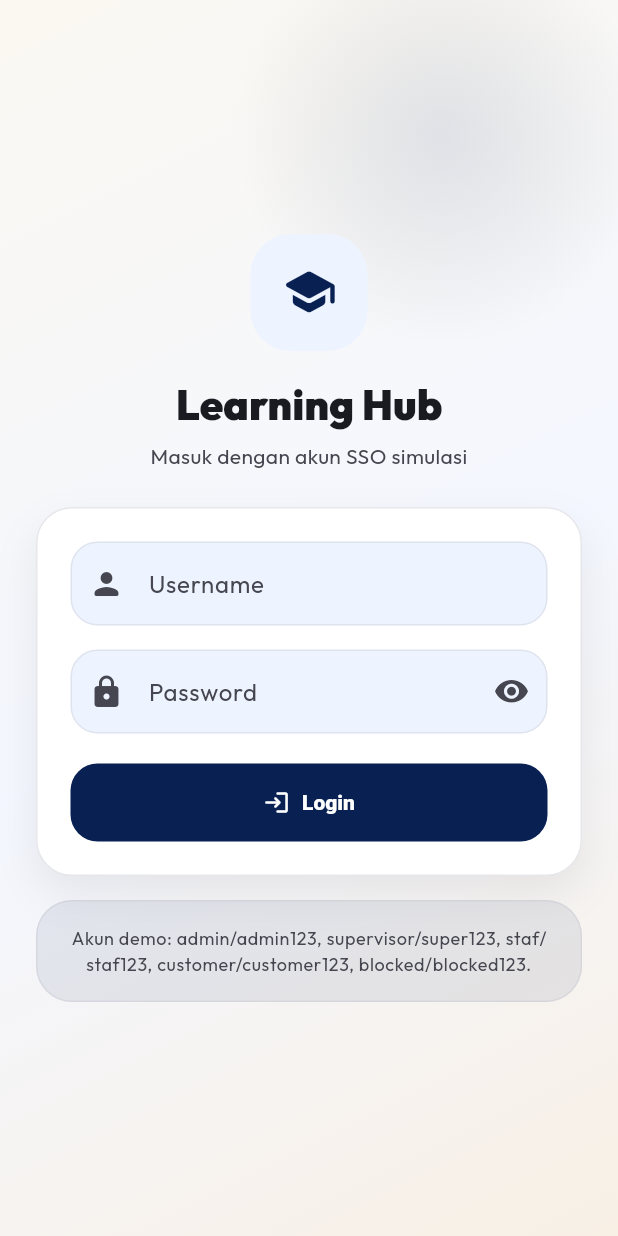
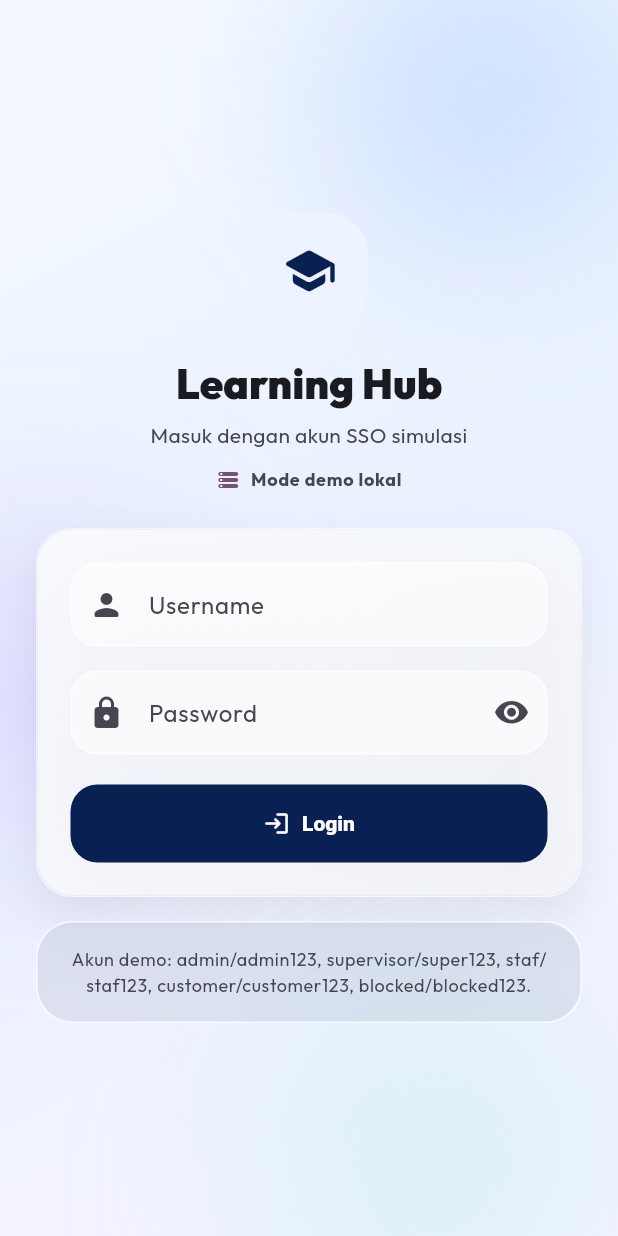
Before and after one commit to Mordddd/ProjectApp, a Flutter app: the screen it shows after launch, on a phone screen of 412 x 824 dp. Run offline on Flutter 3.47's test engine with Material 3 defaults, Android fonts, the phone set to English and light mode, and no system bars; our stand-ins replace drift, drift_flutter, fl_chart, google_fonts, image_picker, shared_preferences and 2 more; accounts and stored records are empty; generated files the repository leaves out were written again.

Commit message:
Adding glass ui

```diff
--- a/lib/main.dart
+++ b/lib/main.dart
@@ -34,6 +34,9 @@ class _MyAppState extends State<MyApp> {
           theme: AppTheme.light(),
           darkTheme: AppTheme.dark(),
           themeMode: themeMode,
+          builder: (context, child) {
+            return AppBackdrop(child: child ?? const SizedBox.shrink());
+          },
           home: const AuthGate(),
         );
       },
--- a/lib/pages/bilangan_page.dart
+++ b/lib/pages/bilangan_page.dart
@@ -203,11 +203,11 @@ class _BilanganPageState extends State<BilanganPage>
     final colors = Theme.of(context).colorScheme;
 
     return Scaffold(
-      backgroundColor: colors.surface,
+      backgroundColor: Colors.transparent,
 
       appBar: AppBar(
         title: const Text("Bilangan Lanjutan"),
-        backgroundColor: colors.surface,
+        backgroundColor: Colors.transparent,
         foregroundColor: colors.onSurface,
       ),
 
--- a/lib/pages/calculator_page.dart
+++ b/lib/pages/calculator_page.dart
@@ -243,7 +243,7 @@ class _CalculatorPageState extends State<CalculatorPage> {
     final colors = Theme.of(context).colorScheme;
 
     return Scaffold(
-      backgroundColor: colors.surface,
+      backgroundColor: Colors.transparent,
       appBar: AppBar(
         title: const Text('Kalkulator'),
         backgroundColor: Colors.transparent,
--- a/lib/pages/create_account_page.dart
+++ b/lib/pages/create_account_page.dart
@@ -104,10 +104,8 @@ class _CreateAccountPageState extends State<CreateAccountPage> {
       );
     }
 
-    final colors = Theme.of(context).colorScheme;
-
     return Scaffold(
-      backgroundColor: colors.surface,
+      backgroundColor: Colors.transparent,
       appBar: AppBar(title: const Text('Create Account')),
       body: ListView(
         physics: const BouncingScrollPhysics(),
--- a/lib/pages/discount_page.dart
+++ b/lib/pages/discount_page.dart
@@ -79,7 +79,7 @@ Harga Akhir: ${formatRupiah.format(finalPrice)}
     final colors = Theme.of(context).colorScheme;
 
     return Scaffold(
-      backgroundColor: colors.surface,
+      backgroundColor: Colors.transparent,
       appBar: AppBar(title: const Text('Kalkulator Diskon')),
       body: SingleChildScrollView(
         physics: const BouncingScrollPhysics(),
--- a/lib/pages/login_page.dart
+++ b/lib/pages/login_page.dart
@@ -1,5 +1,6 @@
 import 'package:flutter/material.dart';
 
+import '../config/supabase_config.dart';
 import '../models/app_user.dart';
 import '../services/auth_service.dart';
 import '../widgets/app_components.dart';
@@ -61,7 +62,7 @@ class _LoginPageState extends State<LoginPage> {
     final colors = theme.colorScheme;
 
     return Scaffold(
-      backgroundColor: colors.surface,
+      backgroundColor: Colors.transparent,
       body: AppBackdrop(
         child: SafeArea(
           child: Center(
@@ -100,6 +101,13 @@ class _LoginPageState extends State<LoginPage> {
                       style: theme.textTheme.bodyMedium?.copyWith(
                         color: colors.onSurfaceVariant,
                       ),
+                    ),
+                    const SizedBox(height: 12),
+                    _ConnectionStatus(
+                      connected: AuthService.usesSupabase,
+                      label: AuthService.usesSupabase
+                          ? 'Supabase aktif · ${SupabaseConfig.projectHost}'
+                          : 'Mode demo lokal',
                     ),
                     const SizedBox(height: 24),
                     CustomCard(
@@ -218,6 +226,45 @@ class _LoginPageState extends State<LoginPage> {
   }
 }
 
+class _ConnectionStatus extends StatelessWidget {
+  final bool connected;
+  final String label;
+
+  const _ConnectionStatus({required this.connected, required this.label});
+
+  @override
+  Widget build(BuildContext context) {
+    final colors = Theme.of(context).colorScheme;
+    final color = connected ? const Color(0xFF0F9F6E) : colors.tertiary;
+
+    return Semantics(
+      label: label,
+      child: Row(
+        mainAxisAlignment: MainAxisAlignment.center,
+        children: [
+          Icon(
+            connected ? Icons.cloud_done_rounded : Icons.storage_rounded,
+            size: 16,
+            color: color,
+          ),
+          const SizedBox(width: 7),
+          Flexible(
+            child: Text(
+              label,
+              maxLines: 1,
+              overflow: TextOverflow.ellipsis,
+              style: Theme.of(context).textTheme.labelMedium?.copyWith(
+                color: colors.onSurfaceVariant,
+                fontWeight: FontWeight.w700,
+              ),
+            ),
+          ),
+        ],
+      ),
+    );
+  }
+}
+
 class _ErrorBox extends StatelessWidget {
   final String message;
 
--- a/lib/pages/max_min_page.dart
+++ b/lib/pages/max_min_page.dart
@@ -165,7 +165,7 @@ class _MaxMinPageState extends State<MaxMinPage> {
     final colors = Theme.of(context).colorScheme;
 
     return Scaffold(
-      backgroundColor: colors.surface,
+      backgroundColor: Colors.transparent,
       appBar: AppBar(title: const Text("Data Analyzer")),
       body: SingleChildScrollView(
         physics: const BouncingScrollPhysics(),
--- a/lib/pages/multi_quiz_page.dart
+++ b/lib/pages/multi_quiz_page.dart
@@ -80,7 +80,7 @@ class _MultiQuizPageState extends State<MultiQuizPage> {
         hasAnswered && question.checkAnswer(selectedIndices.toList());
 
     return Scaffold(
-      backgroundColor: colors.surface,
+      backgroundColor: Colors.transparent,
       appBar: AppBar(
         title: const Text('Multi Quiz'),
         backgroundColor: Colors.transparent,
--- a/lib/pages/poll_page.dart
+++ b/lib/pages/poll_page.dart
@@ -65,7 +65,7 @@ class _PollPageState extends State<PollPage> {
     final isDark = theme.brightness == Brightness.dark;
 
     return Scaffold(
-      backgroundColor: colors.surface,
+      backgroundColor: Colors.transparent,
       appBar: AppBar(
         title: const Text('Polling Hobi'),
         backgroundColor: Colors.transparent,
--- a/lib/pages/profile_page.dart
+++ b/lib/pages/profile_page.dart
@@ -299,11 +299,10 @@ class _ProfilePageState extends State<ProfilePage> {
 
   @override
   Widget build(BuildContext context) {
-    final colors = Theme.of(context).colorScheme;
     final selectedTab = widget.canViewAllProfiles ? _selectedTab : 0;
 
     return Scaffold(
-      backgroundColor: colors.surface,
+      backgroundColor: Colors.transparent,
       appBar: AppBar(title: const Text('Profil')),
       body: Column(
         children: [
--- a/lib/pages/quiz_page.dart
+++ b/lib/pages/quiz_page.dart
@@ -238,7 +238,7 @@ class _QuizPageState extends State<QuizPage> {
         isAnswered && question.checkAnswer(selectedIndices.toList());
 
     return Scaffold(
-      backgroundColor: colors.surface,
+      backgroundColor: Colors.transparent,
       appBar: AppBar(
         title: const Text('Quiz'),
         backgroundColor: Colors.transparent,
--- a/lib/pages/sorting_page.dart
+++ b/lib/pages/sorting_page.dart
@@ -189,7 +189,7 @@ class _SortingPageState extends State<SortingPage> {
     final colors = Theme.of(context).colorScheme;
 
     return Scaffold(
-      backgroundColor: colors.surface,
+      backgroundColor: Colors.transparent,
       appBar: AppBar(title: const Text("Sorting")),
       body: ListView(
         physics: const BouncingScrollPhysics(),
--- a/lib/pages/unauthorized_page.dart
+++ b/lib/pages/unauthorized_page.dart
@@ -18,7 +18,7 @@ class UnauthorizedPage extends StatelessWidget {
     final roleLabel = user?.levelUser.label ?? 'user';
 
     return Scaffold(
-      backgroundColor: colors.surface,
+      backgroundColor: Colors.transparent,
       appBar: AppBar(title: const Text('Unauthorized')),
       body: SafeArea(
         child: Center(
--- a/lib/pages/zodiac_page.dart
+++ b/lib/pages/zodiac_page.dart
@@ -408,11 +408,10 @@ class _ZodiacPageState extends State<ZodiacPage> {
 
   @override
   Widget build(BuildContext context) {
-    final colors = Theme.of(context).colorScheme;
     final isEditing = _editingRecordId != null;
 
     return Scaffold(
-      backgroundColor: colors.surface,
+      backgroundColor: Colors.transparent,
       appBar: AppBar(title: const Text('Zodiac')),
       body: SingleChildScrollView(
         physics: const BouncingScrollPhysics(),
--- a/lib/theme/app_theme.dart
+++ b/lib/theme/app_theme.dart
@@ -73,13 +73,15 @@ class AppTheme {
       colorScheme: scheme,
       useMaterial3: true,
       visualDensity: VisualDensity.adaptivePlatformDensity,
-      scaffoldBackgroundColor: scheme.surface,
+      scaffoldBackgroundColor: Colors.transparent,
+      canvasColor: Colors.transparent,
       textTheme: textTheme,
       appBarTheme: AppBarTheme(
         centerTitle: true,
-        elevation: isDark ? 0 : 1,
+        elevation: 0,
         scrolledUnderElevation: 0,
-        backgroundColor: scheme.surface,
+        backgroundColor: Colors.transparent,
+        surfaceTintColor: Colors.transparent,
         foregroundColor: scheme.onSurface,
         titleTextStyle: TextStyle(
           fontFamily: GoogleFonts.outfit().fontFamily,
@@ -89,7 +91,9 @@ class AppTheme {
         ),
       ),
       cardTheme: CardThemeData(
-        color: isDark ? const Color(0xFF172033) : Colors.white,
+        color: isDark
+            ? Colors.white.withValues(alpha: 0.09)
+            : Colors.white.withValues(alpha: 0.64),
         elevation: 0,
         margin: EdgeInsets.zero,
         surfaceTintColor: Colors.transparent,
@@ -97,9 +101,7 @@ class AppTheme {
         shape: RoundedRectangleBorder(
           borderRadius: BorderRadius.circular(22),
           side: BorderSide(
-            color: scheme.outlineVariant.withValues(
-              alpha: isDark ? 0.20 : 0.42,
-            ),
+            color: Colors.white.withValues(alpha: isDark ? 0.15 : 0.62),
           ),
         ),
       ),
@@ -136,7 +138,9 @@ class AppTheme {
       ),
       inputDecorationTheme: InputDecorationTheme(
         filled: true,
-        fillColor: isDark ? const Color(0xFF111827) : AppPalette.softBlue,
+        fillColor: isDark
+            ? Colors.white.withValues(alpha: 0.075)
+            : Colors.white.withValues(alpha: 0.58),
         contentPadding: const EdgeInsets.symmetric(
           horizontal: 18,
           vertical: 16,
@@ -148,9 +152,7 @@ class AppTheme {
         enabledBorder: OutlineInputBorder(
           borderRadius: BorderRadius.circular(18),
           borderSide: BorderSide(
-            color: scheme.outlineVariant.withValues(
-              alpha: isDark ? 0.22 : 0.36,
-            ),
+            color: Colors.white.withValues(alpha: isDark ? 0.14 : 0.66),
           ),
         ),
         focusedBorder: OutlineInputBorder(
@@ -164,7 +166,9 @@ class AppTheme {
         ),
       ),
       chipTheme: ChipThemeData(
-        backgroundColor: isDark ? const Color(0xFF172033) : AppPalette.softBlue,
+        backgroundColor: isDark
+            ? Colors.white.withValues(alpha: 0.09)
+            : Colors.white.withValues(alpha: 0.62),
         selectedColor: scheme.primary.withValues(alpha: 0.16),
         labelStyle: TextStyle(color: scheme.onSurface),
         side: BorderSide.none,
@@ -221,8 +225,20 @@ class AppTheme {
         ),
       ),
       dialogTheme: DialogThemeData(
-        backgroundColor: isDark ? const Color(0xFF172033) : Colors.white,
+        backgroundColor: isDark
+            ? const Color(0xF21A2740)
+            : const Color(0xF2F8FAFF),
         shape: RoundedRectangleBorder(borderRadius: BorderRadius.circular(24)),
+      ),
+      popupMenuTheme: PopupMenuThemeData(
+        color: isDark ? const Color(0xF21A2740) : const Color(0xF2F8FAFF),
+        elevation: 8,
+        shape: RoundedRectangleBorder(
+          borderRadius: BorderRadius.circular(18),
+          side: BorderSide(
+            color: Colors.white.withValues(alpha: isDark ? 0.14 : 0.64),
+          ),
+        ),
       ),
       pageTransitionsTheme: const PageTransitionsTheme(
         builders: {
--- a/lib/widgets/app_components.dart
+++ b/lib/widgets/app_components.dart
@@ -1,3 +1,5 @@
+import 'dart:ui';
+
 import 'package:flutter/material.dart';
 
 class AppPalette {
@@ -43,36 +45,72 @@ class AppBackdrop extends StatelessWidget {
           begin: Alignment.topLeft,
           end: Alignment.bottomRight,
           colors: isDark
-              ? const [Color(0xFF0B1220), Color(0xFF101A2D), Color(0xFF0F172A)]
-              : const [Color(0xFFFBF8F1), Color(0xFFF4F7FF), Color(0xFFF8F0E5)],
-          stops: const [0, 0.52, 1],
+              ? const [Color(0xFF050916), Color(0xFF0B1530), Color(0xFF111C35)]
+              : const [Color(0xFFF5F9FF), Color(0xFFE9F1FF), Color(0xFFF8F4FF)],
+          stops: const [0, 0.48, 1],
         ),
       ),
       child: Stack(
         fit: StackFit.expand,
         children: [
-          IgnorePointer(
-            child: Align(
-              alignment: const Alignment(1.35, -1.18),
-              child: Container(
-                width: 280,
-                height: 280,
-                decoration: BoxDecoration(
-                  shape: BoxShape.circle,
-                  gradient: RadialGradient(
-                    colors: [
-                      theme.colorScheme.primary.withValues(
-                        alpha: isDark ? 0.18 : 0.10,
-                      ),
-                      Colors.transparent,
-                    ],
+          Positioned(
+            top: -110,
+            right: -80,
+            child: _GlowOrb(
+              size: 340,
+              color: const Color(
+                0xFF6EA8FF,
+              ).withValues(alpha: isDark ? 0.24 : 0.30),
             ),
           ),
+          Positioned(
+            top: 280,
+            left: -150,
+            child: _GlowOrb(
+              size: 360,
+              color: const Color(
+                0xFFB89CFF,
+              ).withValues(alpha: isDark ? 0.18 : 0.26),
             ),
+          ),
+          Positioned(
+            bottom: -170,
+            right: -90,
+            child: _GlowOrb(
+              size: 420,
+              color: const Color(
+                0xFF73E5D3,
+              ).withValues(alpha: isDark ? 0.12 : 0.20),
             ),
           ),
           child,
         ],
+      ),
+    );
+  }
+}
+
+class _GlowOrb extends StatelessWidget {
+  final double size;
+  final Color color;
+
+  const _GlowOrb({required this.size, required this.color});
+
+  @override
+  Widget build(BuildContext context) {
+    return IgnorePointer(
+      child: ImageFiltered(
+        imageFilter: ImageFilter.blur(sigmaX: 36, sigmaY: 36),
+        child: Container(
+          width: size,
+          height: size,
+          decoration: BoxDecoration(
+            shape: BoxShape.circle,
+            gradient: RadialGradient(
+              colors: [color, color.withValues(alpha: 0)],
+            ),
+          ),
+        ),
       ),
     );
   }
@@ -112,27 +150,42 @@ class _CustomCardState extends State<CustomCard> {
   Widget build(BuildContext context) {
     final theme = Theme.of(context);
     final isDark = theme.brightness == Brightness.dark;
-    final cardColor =
-        widget.color ?? (isDark ? const Color(0xFF162238) : Colors.white);
+    final glassGradient = LinearGradient(
+      begin: Alignment.topLeft,
+      end: Alignment.bottomRight,
+      colors: isDark
+          ? [
+              Colors.white.withValues(alpha: 0.12),
+              Colors.white.withValues(alpha: 0.045),
+            ]
+          : [
+              Colors.white.withValues(alpha: 0.82),
+              Colors.white.withValues(alpha: 0.48),
+            ],
+    );
 
     final content = AnimatedContainer(
       duration: const Duration(milliseconds: 180),
       curve: Curves.easeOutCubic,
       margin: widget.margin,
       decoration: BoxDecoration(
-        color: cardColor,
         borderRadius: BorderRadius.circular(widget.radius),
         border:
             widget.border ??
             Border.all(
-              color: theme.colorScheme.outlineVariant.withValues(
-                alpha: isDark ? 0.16 : 0.42,
-              ),
+              color: Colors.white.withValues(alpha: isDark ? 0.16 : 0.68),
             ),
         boxShadow: widget.shadows ?? AppShadows.soft(context),
       ),
       child: ClipRRect(
         borderRadius: BorderRadius.circular(widget.radius),
+        child: BackdropFilter(
+          filter: ImageFilter.blur(sigmaX: 20, sigmaY: 20),
+          child: DecoratedBox(
+            decoration: BoxDecoration(
+              color: widget.color,
+              gradient: widget.color == null ? glassGradient : null,
+            ),
             child: Material(
               color: Colors.transparent,
               child: InkWell(
@@ -142,6 +195,8 @@ class _CustomCardState extends State<CustomCard> {
                     : (value) => setState(() => _pressed = value),
                 borderRadius: BorderRadius.circular(widget.radius),
                 child: Padding(padding: widget.padding, child: widget.child),
+              ),
+            ),
           ),
         ),
       ),
@@ -517,18 +572,36 @@ class BottomNav extends StatelessWidget {
     return SafeArea(
       top: false,
       minimum: const EdgeInsets.fromLTRB(16, 0, 16, 12),
+      child: ClipRRect(
+        borderRadius: BorderRadius.circular(28),
+        child: BackdropFilter(
+          filter: ImageFilter.blur(sigmaX: 24, sigmaY: 24),
           child: Container(
             height: 76,
             padding: const EdgeInsets.symmetric(horizontal: 10, vertical: 8),
             decoration: BoxDecoration(
-          color: Theme.of(context).cardTheme.color ?? Colors.white,
+              gradient: LinearGradient(
+                begin: Alignment.topLeft,
+                end: Alignment.bottomRight,
+                colors: Theme.of(context).brightness == Brightness.dark
+                    ? [
+                        Colors.white.withValues(alpha: 0.13),
+                        Colors.white.withValues(alpha: 0.055),
+                      ]
+                    : [
+                        Colors.white.withValues(alpha: 0.86),
+                        Colors.white.withValues(alpha: 0.58),
+                      ],
+              ),
               borderRadius: BorderRadius.circular(28),
+              border: Border.all(
+                color: Colors.white.withValues(
+                  alpha: Theme.of(context).brightness == Brightness.dark
+                      ? 0.18
+                      : 0.72,
+                ),
+              ),
               boxShadow: AppShadows.soft(context),
-          border: Border.all(
-            color: Theme.of(
-              context,
-            ).colorScheme.outlineVariant.withValues(alpha: 0.34),
-          ),
             ),
             child: Row(
               children: [
@@ -543,6 +616,8 @@ class BottomNav extends StatelessWidget {
                   ),
                 ],
               ],
+            ),
+          ),
         ),
       ),
     );
```
Also changed, not shown: lib/config/supabase_config.dart (+27 -1 lines), lib/pages/home_page.dart (+89 -64 lines), 1 other file. Lines whose indentation alone changed are shown as unchanged.
